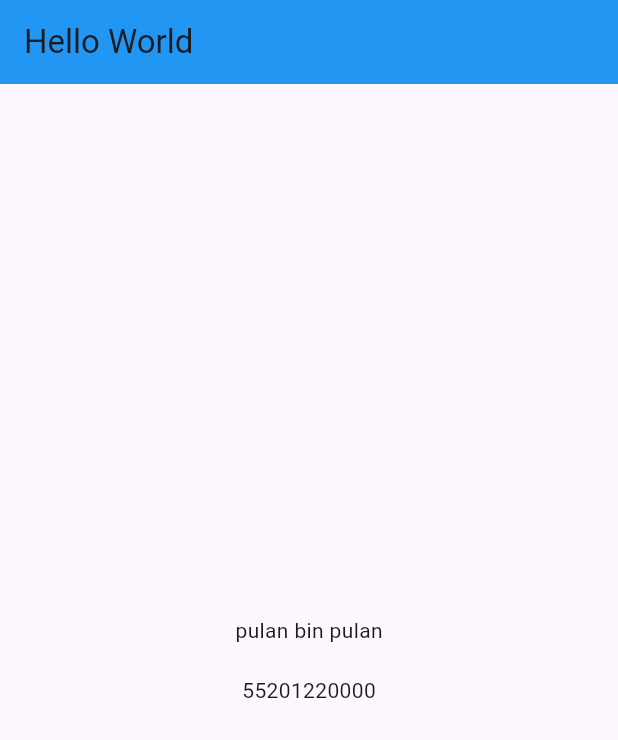
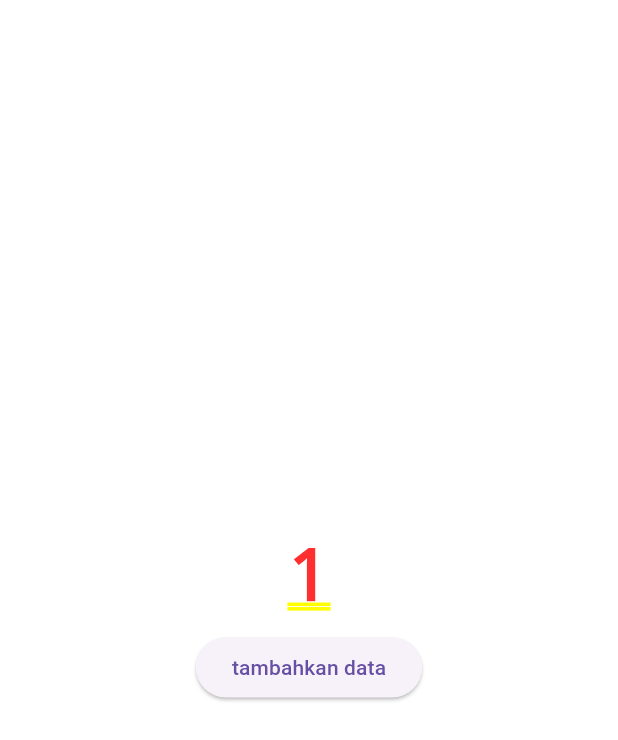
Before and after one commit to dedenrizal/wisata_mobile, a Flutter app: the screen it shows after launch, on a phone screen of 412 x 824 dp. Shown: the top 740 px of the screen. Run offline on Flutter 3.47's test engine with Material 3 defaults, Android fonts, the phone set to English and light mode, and no system bars.

Commit message:
progress updated

```diff
--- a/lib/main.dart
+++ b/lib/main.dart
@@ -1,35 +1,7 @@
 import 'package:flutter/material.dart';
+import 'package:wisata_mobile/mystatefullwidget.dart';
+import 'package:wisata_mobile/mystatelesswidget.dart';
 
 void main() {
-  runApp(MyApp());
+  runApp(Mystatefullwidget());
 }
-
-class MyApp extends StatelessWidget {
-  const MyApp({super.key});
-
-  @override
-  Widget build(BuildContext context) {
-    return MaterialApp(
-      title: 'Belajar Flutter Dasar',
-      theme: ThemeData(primarySwatch: Colors.blue),
-      home: Scaffold(
-        appBar: AppBar(
-          backgroundColor: Colors.blue,
-          title: Text('Hello World'),
-        ),
-        body: Center(
-          child: Column(  // Changed from childreen to child and wrapped in Column
-            mainAxisAlignment: MainAxisAlignment.center,
-            children: [
-              Text('pulan bin pulan'),
-              SizedBox(
-                height: 20,
-              ),
-              Text('55201220000'),
-            ],
-          ),
-        ),
-      ),
-    );
-  }
-}
--- /dev/null
+++ b/lib/mystatefullwidget.dart
@@ -0,0 +1,39 @@
+import 'package:flutter/material.dart';
+
+class Mystatefullwidget extends StatefulWidget{
+  const Mystatefullwidget({super.key});
+
+  @override
+  State<StatefulWidget> createState() => Mystatefullwidgetstate();
+
+
+
+}
+
+class Mystatefullwidgetstate extends State<Mystatefullwidget>{
+
+  var _hitung = 1;
+  void tambahAngka(){
+    setState(() {
+      _hitung*=10;
+    });
+  }
+  @override
+  Widget build(BuildContext context){
+
+  return MaterialApp(
+    title : 'contoh',
+    home: Column(
+      mainAxisAlignment: MainAxisAlignment.center,
+      children: [
+
+        Text('$_hitung'),
+        SizedBox(height: 10,),
+        ElevatedButton(onPressed: (){tambahAngka();}, child: Text('tambahkan data'),)
+      ],
+    ),
+  );
+  }
+
+
+}
--- /dev/null
+++ b/lib/mystatelesswidget.dart
@@ -0,0 +1,23 @@
+import 'package:flutter/material.dart';
+
+class Mystatelesswidget extends StatelessWidget {
+  const Mystatelesswidget({super.key});
+
+  @override
+  Widget build(BuildContext context) {
+    return MaterialApp(
+      title: 'contoh',
+      home: Scaffold(
+        appBar: AppBar(
+          title: Text("ini contoh"),
+          backgroundColor: Colors.green[300],
+        ),
+        body: Center(
+          child : Text("ini halaman utama")
+        ),
+
+      ),
+
+    );
+  }
+}
```
